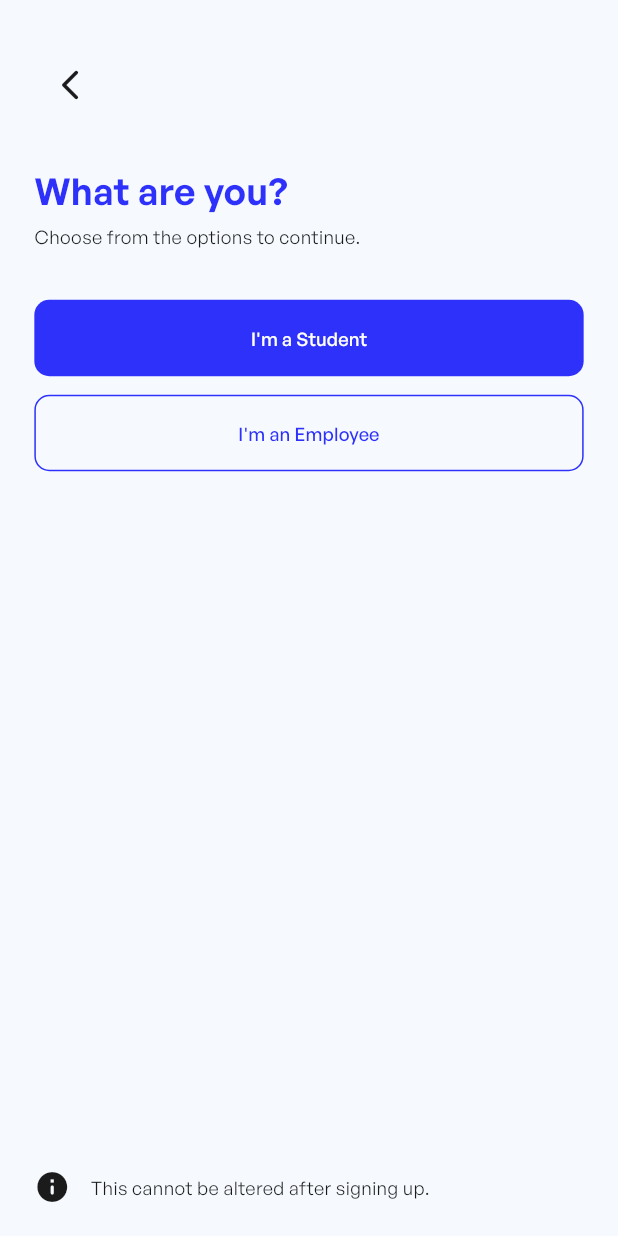
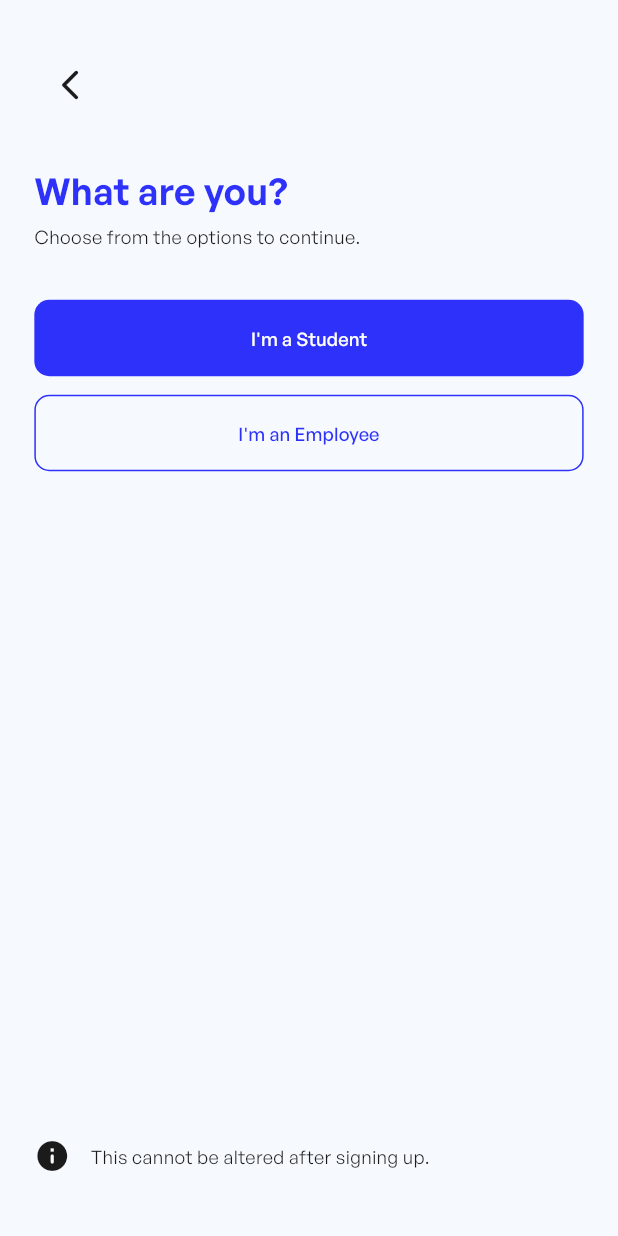
Before and after one commit to MNJDen/Park_in_Capstone, a Flutter app: the SignUpMainScreen screen opened directly, on a phone screen of 412 x 824 dp. Run offline on Flutter 3.47's test engine with Material 3 defaults, Android fonts, the phone set to English and light mode, and no system bars; our stand-ins replace animated_toggle_switch, flutter_screenutil, intl_phone_number_input.

Commit message:
Screens: Update Sign Up  Main

```diff
--- a/lib/screens/sign up/sign_up_main.dart
+++ b/lib/screens/sign up/sign_up_main.dart
@@ -88,7 +88,7 @@ class SignUpMainScreen extends StatelessWidget {
                 ],
               ),
               Padding(
-                padding: EdgeInsets.only(bottom: 20.h),
+                padding: EdgeInsets.only(bottom: 40.h),
                 child: Row(
                   crossAxisAlignment: CrossAxisAlignment.center,
                   children: [
```
